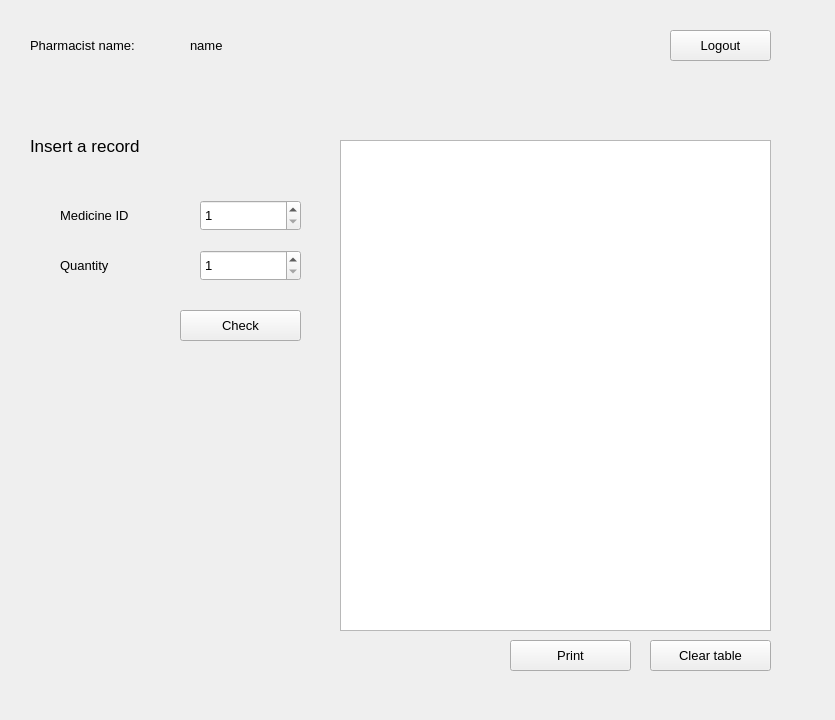
Qt form pharmacist_window.ui (osamamuhammad3623/pharmacy_management_system) before a commit.
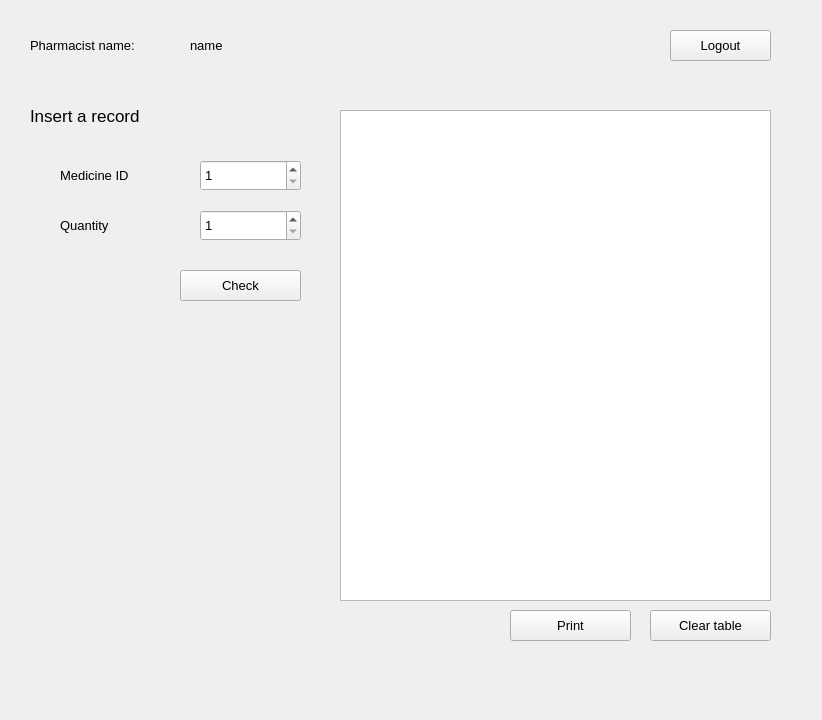
The same form after that commit.

```diff
--- a/pharmacist_window.ui
+++ b/pharmacist_window.ui
@@ -6,7 +6,7 @@
    <rect>
     <x>0</x>
     <y>0</y>
-    <width>835</width>
+    <width>822</width>
     <height>720</height>
    </rect>
   </property>
@@ -17,7 +17,7 @@
    <property name="geometry">
     <rect>
      <x>60</x>
-     <y>250</y>
+     <y>210</y>
      <width>91</width>
      <height>31</height>
     </rect>
@@ -53,7 +53,7 @@
    <property name="geometry">
     <rect>
      <x>200</x>
-     <y>250</y>
+     <y>210</y>
      <width>101</width>
      <height>31</height>
     </rect>
@@ -74,7 +74,7 @@
    <property name="geometry">
     <rect>
      <x>340</x>
-     <y>140</y>
+     <y>110</y>
      <width>431</width>
      <height>491</height>
     </rect>
@@ -107,7 +107,7 @@
    <property name="geometry">
     <rect>
      <x>200</x>
-     <y>200</y>
+     <y>160</y>
      <width>101</width>
      <height>31</height>
     </rect>
@@ -128,7 +128,7 @@
    <property name="geometry">
     <rect>
      <x>30</x>
-     <y>130</y>
+     <y>100</y>
      <width>221</width>
      <height>31</height>
     </rect>
@@ -146,7 +146,7 @@
    <property name="geometry">
     <rect>
      <x>180</x>
-     <y>310</y>
+     <y>270</y>
      <width>121</width>
      <height>31</height>
     </rect>
@@ -182,7 +182,7 @@
    <property name="geometry">
     <rect>
      <x>60</x>
-     <y>200</y>
+     <y>160</y>
      <width>91</width>
      <height>31</height>
     </rect>
@@ -200,7 +200,7 @@
    <property name="geometry">
     <rect>
      <x>650</x>
-     <y>640</y>
+     <y>610</y>
      <width>121</width>
      <height>31</height>
     </rect>
@@ -218,7 +218,7 @@
    <property name="geometry">
     <rect>
      <x>510</x>
-     <y>640</y>
+     <y>610</y>
      <width>121</width>
      <height>31</height>
     </rect>
```
